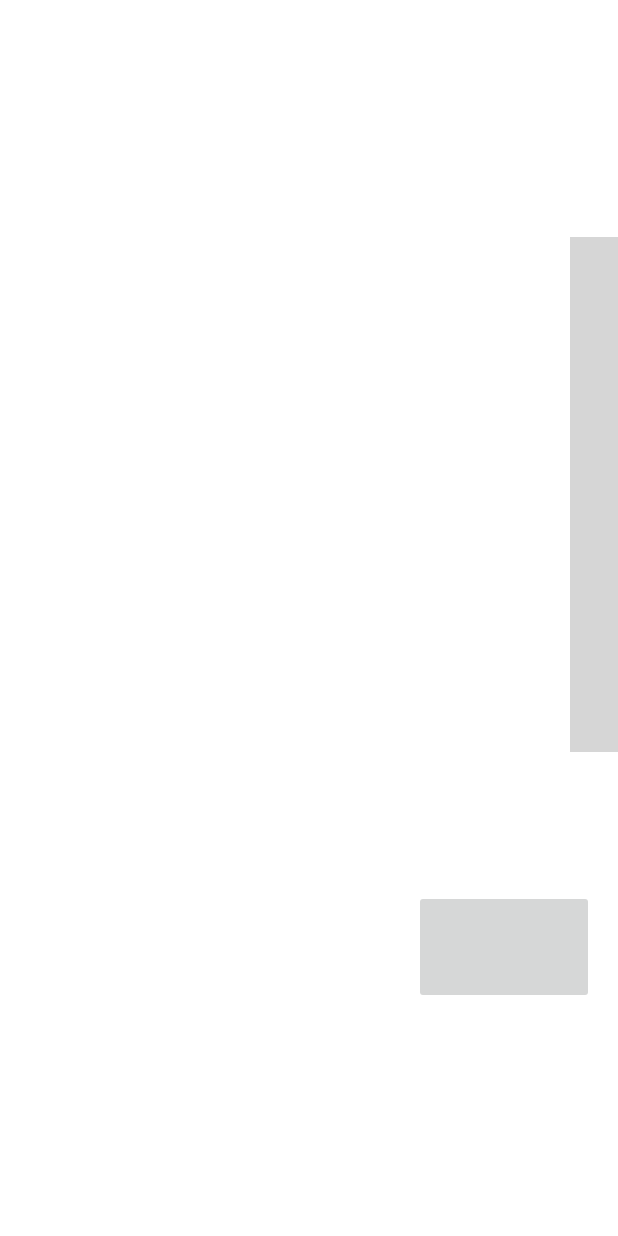
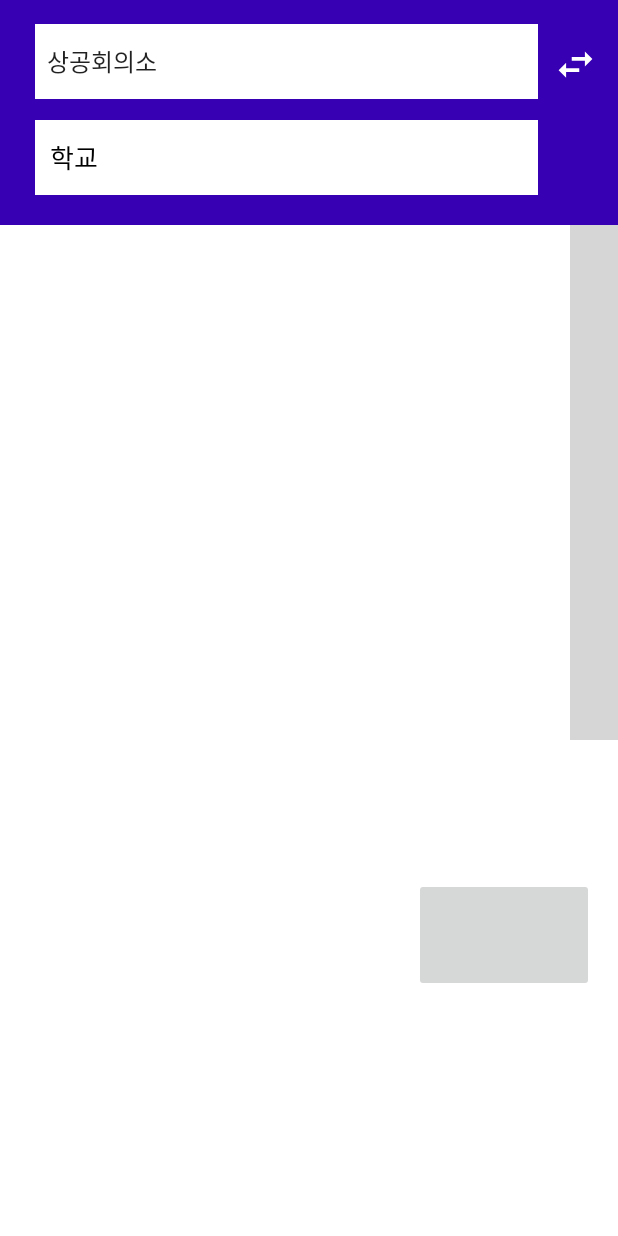
Before and after one commit to JISEUNGON/MBA, an Android app: the BusSearchActivity screen opened directly, with no data from a screen before it, on a phone screen of 412 x 824 dp. Run offline under Robolectric (Android 15) with nearby library versions, the light colour scheme and no system bars; libraries missing offline, so code that uses them is left out: com.naver.maps; plain views replace MapView; 2 statements that could not run were skipped; grey boxes are pictures that could not be loaded.

Commit message:
[CLASS] BusSearchActivity - 검색 UI 상단 창 작성 - switch 버튼 클릭 시 (textView, spinner) 위치 변경

```diff
--- a/app/src/main/java/com/mba/busapp/BusSearchActivity.java
+++ b/app/src/main/java/com/mba/busapp/BusSearchActivity.java
@@ -3,10 +3,14 @@ package com.mba.busapp;
 import android.content.Intent;
 import android.os.Bundle;
 import android.view.View;
+import android.view.ViewGroup;
+import android.widget.Spinner;
+import android.widget.TextView;
 
 import androidx.annotation.NonNull;
 import androidx.annotation.Nullable;
 import androidx.appcompat.app.AppCompatActivity;
+import androidx.constraintlayout.widget.ConstraintLayout;
 
 import com.naver.maps.geometry.LatLng;
 import com.naver.maps.map.MapView;
@@ -15,11 +19,17 @@ import com.naver.maps.map.OnMapReadyCallback;
 
 public class BusSearchActivity  extends AppCompatActivity implements OnMapReadyCallback {
     private NaverMapManager mapManager;
+    private int switch_counter;
+    private Spinner spinner;
+    private TextView textView;
 
     @Override
     protected void onCreate(@Nullable Bundle savedInstanceState) {
         super.onCreate(savedInstanceState);
         setContentView(R.layout.activity_bussearch);
+
+        spinner = (Spinner) findViewById(R.id.spinner);
+        textView = (TextView) findViewById(R.id.textView);
 
         // 네이버맵 Listener 연결
         MapView mapView = findViewById(R.id.bussearch_navermap);
@@ -50,4 +60,11 @@ public class BusSearchActivity  extends AppCompatActivity implements OnMapReadyC
     public void btn_moveNext(View v) {
         startActivity(new Intent(getApplicationContext(), BusResultActivity.class));
     }
+
+    public void btn_switch(View v) {
+        ConstraintLayout.LayoutParams params1 = (ConstraintLayout.LayoutParams)spinner.getLayoutParams();
+        ConstraintLayout.LayoutParams params2 = (ConstraintLayout.LayoutParams)textView.getLayoutParams();
+        textView.setLayoutParams(params1);
+        spinner.setLayoutParams(params2);
+    }
 }
--- /dev/null
+++ b/app/src/main/res/drawable/ic_switch.xml
@@ -0,0 +1,11 @@
+<vector xmlns:android="http://schemas.android.com/apk/res/android"
+    android:width="30dp"
+    android:height="30dp"
+    android:viewportWidth="24"
+    android:viewportHeight="24"
+
+    android:tint="?attr/colorControlNormal">
+  <path
+      android:fillColor="@android:color/white"
+      android:pathData="M6.99,11L3,15l3.99,4v-3H14v-2H6.99v-3zM21,9l-3.99,-4v3H10v2h7.01v3L21,9z"/>
+</vector>
--- a/app/src/main/res/layout/activity_bussearch.xml
+++ b/app/src/main/res/layout/activity_bussearch.xml
@@ -1,5 +1,6 @@
 <?xml version="1.0" encoding="utf-8"?>
-<androidx.constraintlayout.widget.ConstraintLayout xmlns:android="http://schemas.android.com/apk/res/android"
+<androidx.constraintlayout.widget.ConstraintLayout
+    xmlns:android="http://schemas.android.com/apk/res/android"
     xmlns:app="http://schemas.android.com/apk/res-auto"
     xmlns:tools="http://schemas.android.com/tools"
     android:layout_width="match_parent"
@@ -8,8 +9,55 @@
     <View
         android:id="@+id/bussearch_searchbar"
         android:layout_width="0dp"
-        android:layout_height="158dp"
+        android:layout_height="150dp"
         app:layout_constraintStart_toStartOf="parent"
+        app:layout_constraintTop_toTopOf="parent"
+        android:background="@color/purple_700"/>
+
+    <Spinner
+        android:id="@+id/spinner"
+        android:layout_width="335dp"
+        android:layout_height="50dp"
+        android:layout_centerHorizontal="true"
+        android:layout_marginTop="16dp"
+        android:entries="@array/spinner"
+        android:minHeight="48dp"
+        android:background="@color/white"
+        app:layout_constraintEnd_toEndOf="parent"
+        app:layout_constraintHorizontal_bias="0.300"
+        app:layout_constraintStart_toStartOf="parent"
+        app:layout_constraintTop_toTopOf="parent"
+        app:layout_goneMarginTop="30dp" />
+
+    <ImageButton
+        android:id="@+id/imageButton3"
+        android:layout_width="50dp"
+        android:layout_height="50dp"
+        android:layout_marginEnd="3dp"
+        android:background="@color/purple_700"
+        android:onClick="btn_switch"
+        android:src="@drawable/ic_switch"
+        app:layout_constraintBottom_toBottomOf="parent"
+        app:layout_constraintEnd_toEndOf="parent"
+        app:layout_constraintTop_toTopOf="parent"
+        app:layout_constraintVertical_bias="0.023"
+        app:tint="@color/white" />
+
+    <TextView
+        android:id="@+id/textView"
+        android:layout_width="335dp"
+        android:layout_height="50dp"
+        android:layout_centerHorizontal="true"
+        android:layout_marginTop="80dp"
+        android:background="@color/white"
+        android:text="@string/school_station"
+        android:textColor="@color/black"
+        android:textSize="17sp"
+        android:gravity="center|left"
+        android:paddingLeft="10dp"
+        app:layout_constraintEnd_toEndOf="parent"
+        app:layout_constraintStart_toStartOf="parent"
+        app:layout_constraintHorizontal_bias="0.300"
         app:layout_constraintTop_toTopOf="parent" />
 
     <com.naver.maps.map.MapView
@@ -43,7 +91,7 @@
             app:layout_constraintEnd_toEndOf="parent"
             app:layout_constraintTop_toTopOf="parent"
             app:layout_constraintVertical_bias="0.509"
-            tools:srcCompat="@drawable/round_bt" />
+            tools:srcCompat="@drawable/round_bt"/>
     </androidx.constraintlayout.widget.ConstraintLayout>
 
 
--- a/app/src/main/res/values/stations.xml
+++ b/app/src/main/res/values/stations.xml
@@ -32,4 +32,15 @@
         <item>진입로(명지대방향)</item>
         <item>제1공학관</item>
     </string-array>
+
+    <string-array name="spinner">
+        <item>상공회의소</item>
+        <item>진입로</item>
+        <item>동부경찰서</item>
+        <item>용인시장</item>
+        <item>중앙공영주차장</item>
+        <item>명지대역</item>
+        <item>진입로(명지대방향)</item>
+        <item>기흥역</item>
+    </string-array>
 </resources>
--- a/app/src/main/res/values/strings.xml
+++ b/app/src/main/res/values/strings.xml
@@ -6,5 +6,6 @@
     <string name="btn_busRoute">버스 노선도</string>
     <string name="text_main">버튼을 눌러서 시작하세요</string>
     <string name="text_imageView">메인 로고</string>
+    <string name="school_station">   학교</string>
 
 </resources>
```
